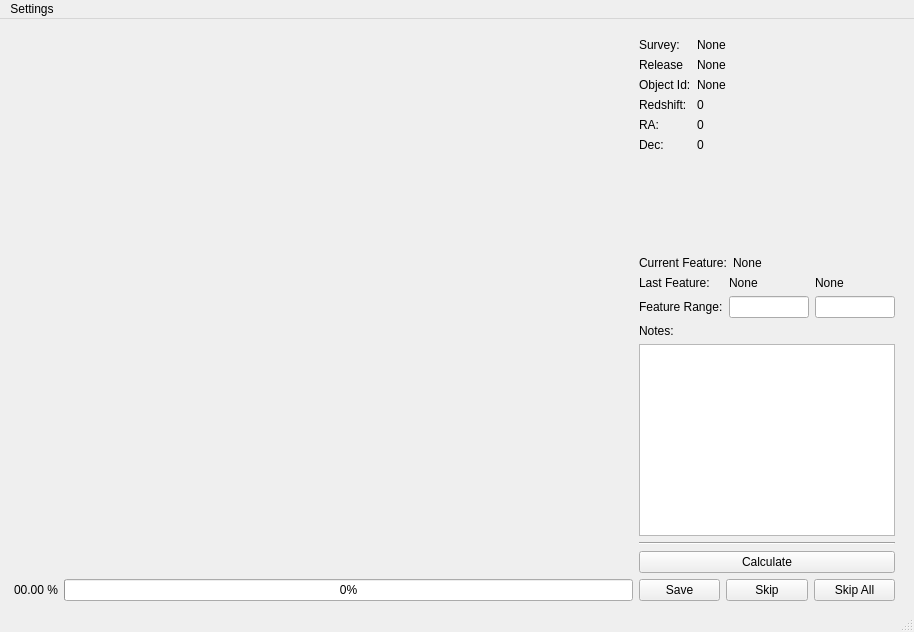
Old version of the form spec_analysis/app/gui_layouts/mainwindow.ui in the repository mwvgroup/SN-Spectral-Evolution.
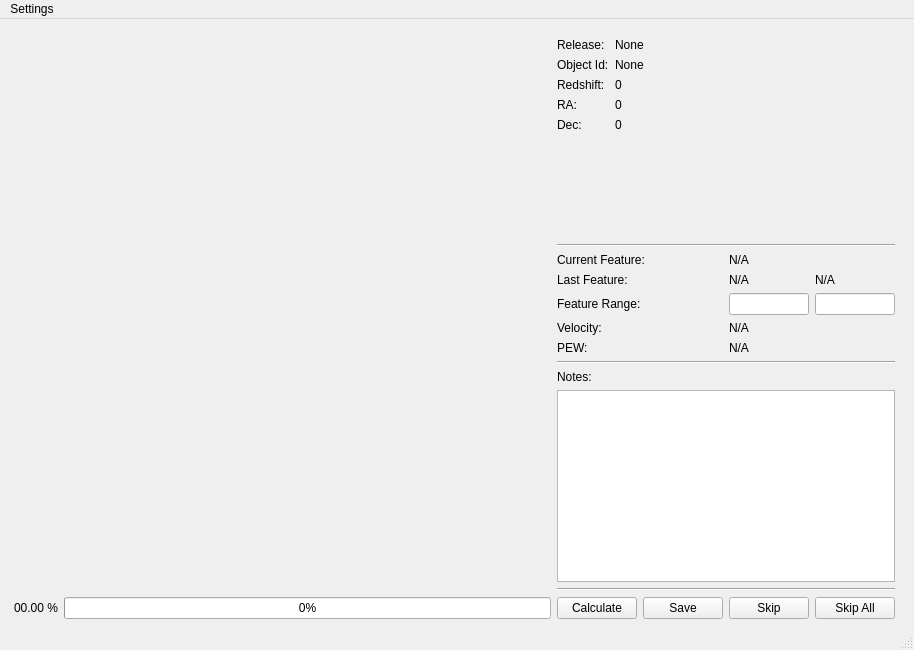
New version of the form. Custom widgets are drawn as their Qt base class.

Commit message: Adds labels for measurement results

Diff of the .ui file:
```diff
--- a/spec_analysis/app/gui_layouts/mainwindow.ui
+++ b/spec_analysis/app/gui_layouts/mainwindow.ui
@@ -7,7 +7,7 @@
     <x>0</x>
     <y>0</y>
     <width>914</width>
-    <height>632</height>
+    <height>650</height>
    </rect>
   </property>
   <property name="windowTitle">
@@ -65,85 +65,71 @@
           <property name="topMargin">
            <number>10</number>
           </property>
-          <item row="2" column="0">
+          <item row="0" column="0">
+           <widget class="QLabel" name="release_label">
+            <property name="text">
+             <string>Release:</string>
+            </property>
+           </widget>
+          </item>
+          <item row="0" column="1">
+           <widget class="QLabel" name="current_release_label">
+            <property name="text">
+             <string>None</string>
+            </property>
+           </widget>
+          </item>
+          <item row="1" column="0">
            <widget class="QLabel" name="object_id_label">
             <property name="text">
              <string>Object Id:</string>
             </property>
            </widget>
           </item>
-          <item row="2" column="1">
-           <widget class="QLabel" name="current_object_id_label">
-            <property name="text">
-             <string>None</string>
-            </property>
-           </widget>
-          </item>
-          <item row="3" column="0">
+          <item row="2" column="0">
            <widget class="QLabel" name="redshift_label">
             <property name="text">
              <string>Redshift:</string>
             </property>
            </widget>
           </item>
-          <item row="3" column="1">
+          <item row="2" column="1">
            <widget class="QLabel" name="current_redshift_label">
             <property name="text">
              <string>0</string>
             </property>
            </widget>
           </item>
-          <item row="4" column="0">
+          <item row="3" column="0">
            <widget class="QLabel" name="ra_label">
             <property name="text">
              <string>RA:</string>
             </property>
            </widget>
           </item>
-          <item row="4" column="1">
+          <item row="3" column="1">
            <widget class="QLabel" name="current_ra_label">
             <property name="text">
              <string>0</string>
             </property>
            </widget>
           </item>
-          <item row="5" column="0">
+          <item row="4" column="0">
            <widget class="QLabel" name="dec_label">
             <property name="text">
              <string>Dec:</string>
             </property>
            </widget>
           </item>
-          <item row="5" column="1">
+          <item row="4" column="1">
            <widget class="QLabel" name="current_dec_label">
             <property name="text">
              <string>0</string>
             </property>
            </widget>
           </item>
-          <item row="0" column="0">
-           <widget class="QLabel" name="survey_label">
-            <property name="text">
-             <string>Survey:</string>
-            </property>
-           </widget>
-          </item>
-          <item row="0" column="1">
-           <widget class="QLabel" name="current_survey_label">
-            <property name="text">
-             <string>None</string>
-            </property>
-           </widget>
-          </item>
-          <item row="1" column="0">
-           <widget class="QLabel" name="release_label">
-            <property name="text">
-             <string>Release</string>
-            </property>
-           </widget>
-          </item>
           <item row="1" column="1">
-           <widget class="QLabel" name="current_release_label">
+           <widget class="QLabel" name="current_object_id_label">
             <property name="text">
              <string>None</string>
             </property>
@@ -165,29 +151,22 @@
          </spacer>
         </item>
         <item>
-         <layout class="QFormLayout" name="formLayout_3">
-          <property name="formAlignment">
-           <set>Qt::AlignLeading|Qt::AlignLeft|Qt::AlignTop</set>
+         <widget class="Line" name="line_1">
+          <property name="orientation">
+           <enum>Qt::Horizontal</enum>
           </property>
-          <item row="0" column="1">
-           <widget class="QLabel" name="current_feature_label">
-            <property name="text">
-             <string>None</string>
-            </property>
-           </widget>
-          </item>
-          <item row="0" column="0">
-           <widget class="QLabel" name="feature_label">
-            <property name="text">
-             <string>Current Feature:</string>
-            </property>
-           </widget>
-          </item>
-         </layout>
+         </widget>
         </item>
         <item>
          <layout class="QGridLayout" name="gridLayout">
-          <item row="1" column="1">
+          <item row="2" column="0">
+           <widget class="QLabel" name="last_feature_label">
+            <property name="text">
+             <string>Last Feature:</string>
+            </property>
+           </widget>
+          </item>
+          <item row="3" column="1">
            <widget class="QLineEdit" name="feature_start_le">
             <property name="sizePolicy">
              <sizepolicy hsizetype="Fixed" vsizetype="Fixed">
@@ -212,14 +191,49 @@
             </property>
            </widget>
           </item>
-          <item row="1" column="0">
-           <widget class="QLabel" name="feature_range_label">
+          <item row="5" column="1">
+           <widget class="QLabel" name="pew_label">
             <property name="text">
-             <string>Feature Range:</string>
+             <string>N/A</string>
             </property>
            </widget>
           </item>
-          <item row="1" column="2">
+          <item row="4" column="1">
+           <widget class="QLabel" name="velocity_label">
+            <property name="text">
+             <string>N/A</string>
+            </property>
+           </widget>
+          </item>
+          <item row="2" column="2">
+           <widget class="QLabel" name="last_feature_end_label">
+            <property name="text">
+             <string>N/A</string>
+            </property>
+           </widget>
+          </item>
+          <item row="5" column="0">
+           <widget class="QLabel" name="label_3">
+            <property name="text">
+             <string>PEW:</string>
+            </property>
+           </widget>
+          </item>
+          <item row="1" column="1">
+           <widget class="QLabel" name="current_feature_label">
+            <property name="text">
+             <string>N/A</string>
+            </property>
+           </widget>
+          </item>
+          <item row="4" column="0">
+           <widget class="QLabel" name="label_2">
+            <property name="text">
+             <string>Velocity:</string>
+            </property>
+           </widget>
+          </item>
+          <item row="3" column="2">
            <widget class="QLineEdit" name="feature_end_le">
             <property name="sizePolicy">
              <sizepolicy hsizetype="Fixed" vsizetype="Fixed">
@@ -241,29 +255,36 @@
             </property>
            </widget>
           </item>
-          <item row="0" column="0">
-           <widget class="QLabel" name="last_feature_label">
-            <property name="text">
-             <string>Last Feature:</string>
-            </property>
-           </widget>
-          </item>
-          <item row="0" column="1">
+          <item row="2" column="1">
            <widget class="QLabel" name="last_feature_start_label">
             <property name="text">
-             <string>None</string>
+             <string>N/A</string>
             </property>
            </widget>
           </item>
-          <item row="0" column="2">
-           <widget class="QLabel" name="last_feature_end_label">
+          <item row="1" column="0">
+           <widget class="QLabel" name="feature_label">
             <property name="text">
-             <string>None</string>
+             <string>Current Feature:</string>
+            </property>
+           </widget>
+          </item>
+          <item row="3" column="0">
+           <widget class="QLabel" name="feature_range_label">
+            <property name="text">
+             <string>Feature Range:</string>
             </property>
            </widget>
           </item>
          </layout>
         </item>
+        <item>
+         <widget class="Line" name="line_2">
+          <property name="orientation">
+           <enum>Qt::Horizontal</enum>
+          </property>
+         </widget>
+        </item>
         <item>
          <widget class="QLabel" name="notes_label">
           <property name="text">
@@ -288,15 +309,15 @@
           </property>
          </widget>
         </item>
-        <item>
-         <widget class="QPushButton" name="calculate_button">
-          <property name="text">
-           <string>Calculate</string>
-          </property>
-         </widget>
-        </item>
         <item>
          <layout class="QHBoxLayout" name="horizontalLayout_5">
+          <item>
+           <widget class="QPushButton" name="calculate_button">
+            <property name="text">
+             <string>Calculate</string>
+            </property>
+           </widget>
+          </item>
           <item>
            <widget class="QPushButton" name="save_button">
             <property name="text">
```
Left out of the diff: 2 changed lines with no effect on the pictures. The commit also changes 2 other files.
